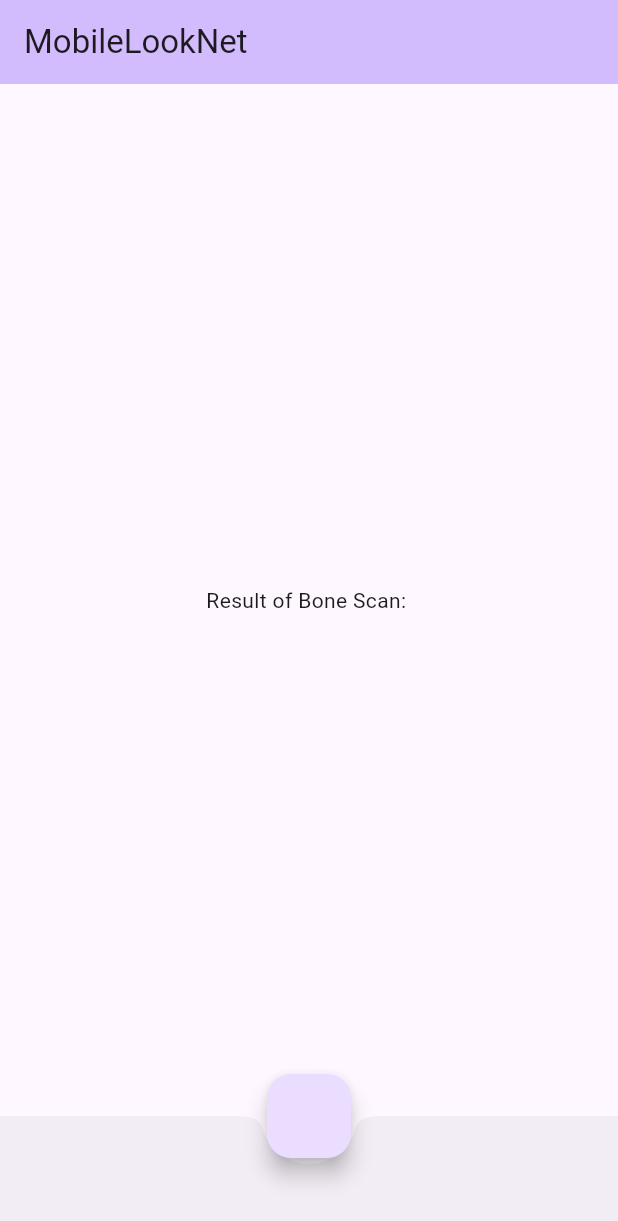
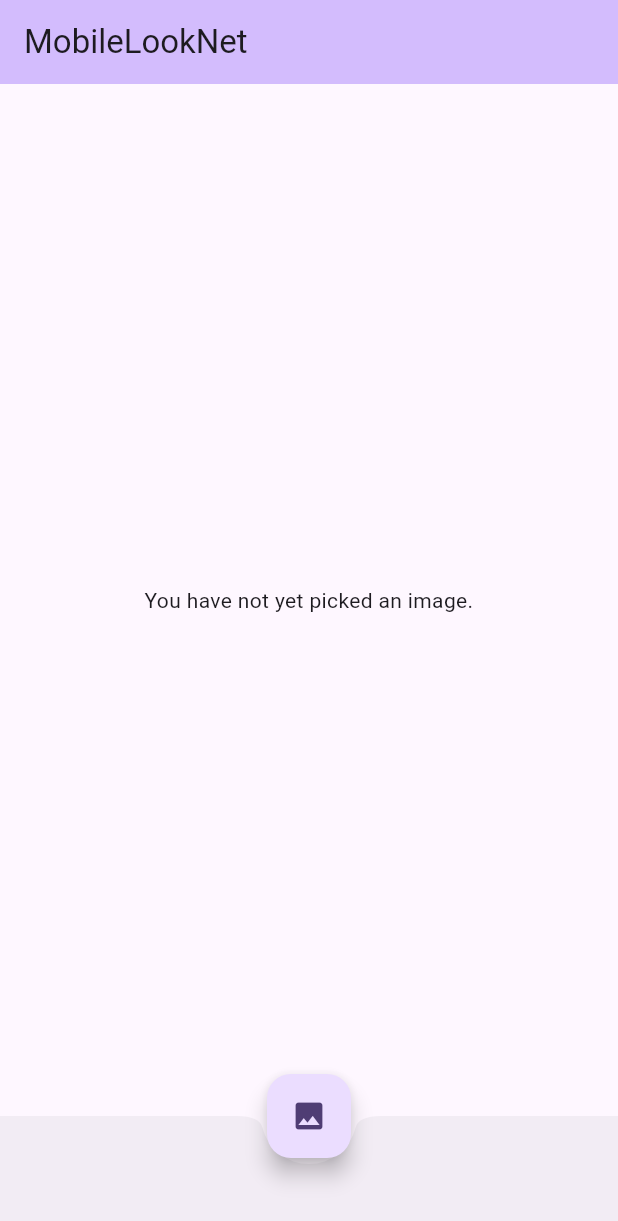
Before and after one commit to IrishMorales/bone-metastasis-app, a Flutter app: the screen it shows after launch, on a phone screen of 412 x 824 dp. Shown: the top 1221 px of the screen. Run offline on Flutter 3.47's test engine with Material 3 defaults, Android fonts, the phone set to English and light mode, and no system bars; our stand-ins replace image_picker.

Commit message:
Added image picker
Implemented it kind of, does not connect to any Model.

```diff
--- a/lib/main.dart
+++ b/lib/main.dart
@@ -1,3 +1,7 @@
+import 'dart:async';
+import 'dart:io';
+import 'package:mime/mime.dart';
+import 'package:flutter/foundation.dart';
 import 'package:flutter/material.dart';
 import 'package:image_picker/image_picker.dart';
 
@@ -33,45 +37,101 @@ class MyHomePage extends StatefulWidget {
 }
 
 class _MyHomePageState extends State<MyHomePage> {
+  List<XFile>? _mediaFileList;
   int _counter = 0;
+
+  void _setImageFileListFromFile(XFile? value){
+    _mediaFileList = value == null ? null : <XFile>[value];
+  }
 
   void _incrementCounter() {
     setState(() {
-      // This call to setState tells the Flutter framework that something has
-      // changed in this State, which causes it to rerun the build method below
-      // so that the display can reflect the updated values. If we changed
-      // _counter without calling setState(), then the build method would not be
-      // called again, and so nothing would appear to happen.
       _counter++;
     });
   }
 
+  dynamic _pickImageError;
+  String? _retrieveDataError;
+
+  final ImagePicker _picker = ImagePicker();
+
+  Future<void> _onImageButtonPressed(
+      ImageSource source, {
+        required BuildContext context,
+        bool isMultiImage = false,
+        bool isMedia = false,
+  }) async {
+    try {
+      final XFile? pickedFile = await _picker.pickImage(source: source);
+      setState(() {
+        _setImageFileListFromFile(pickedFile);
+      });
+    } catch (e) {
+      setState(() {
+        _pickImageError = e;
+      });
+    }
+  }
+
+
   @override
   Widget build(BuildContext context) {
-    // This method is rerun every time setState is called, for instance as done
-    // by the _incrementCounter method above.
-    //
-    // The Flutter framework has been optimized to make rerunning build methods
-    // fast, so that you can just rebuild anything that needs updating rather
-    // than having to individually change instances of widgets.
     return Scaffold(
       appBar: AppBar(
-        // TRY THIS: Try changing the color here to a specific color (to
-        // Colors.amber, perhaps?) and trigger a hot reload to see the AppBar
-        // change color while the other colors stay the same.
+
         backgroundColor: Theme.of(context).colorScheme.inversePrimary,
-        // Here we take the value from the MyHomePage object that was created by
-        // the App.build method, and use it to set our appbar title.
+
         title: Text(widget.title),
       ),
       body: Center(
-        child: Text('Result of Bone Scan: '),
+        child: _mediaFileList != null
+            ? Semantics(
+          label: 'image_picker_example_picked_images',
+          child: ListView.builder(
+            key: UniqueKey(),
+            itemBuilder: (BuildContext context, int index) {
+              final String? mime =
+              lookupMimeType(_mediaFileList![index].path);
+
+              return Semantics(
+                label: 'image_picker_example_picked_image',
+                child: mime == null || mime.startsWith('image/')
+                    ? Image.file(
+                  File(_mediaFileList![index].path),
+                  errorBuilder: (BuildContext context,
+                      Object error, StackTrace? stackTrace) {
+                    return const Center(
+                        child: Text(
+                            'This image type is not supported'));
+                  },
+                )
+                    : Container(), // For non-image files
+              );
+            },
+            itemCount: _mediaFileList!.length,
+          ),
+        )
+            : _pickImageError != null
+            ? Text(
+          'Pick image error: $_pickImageError',
+          textAlign: TextAlign.center,
+        )
+            : const Text(
+          'You have not yet picked an image.',
+          textAlign: TextAlign.center,
+        ),
       ),
-      bottomNavigationBar: BottomAppBar(
+    bottomNavigationBar: BottomAppBar(
         shape: const CircularNotchedRectangle(),
         child: Container(height: 50.0),
       ),
-      floatingActionButton: FloatingActionButton(onPressed: _incrementCounter),
+      floatingActionButton: FloatingActionButton(
+        onPressed: () {
+          _onImageButtonPressed(ImageSource.gallery, context: context);
+        },
+        tooltip: 'Pick Image from gallery',
+        child: const Icon(Icons.photo),
+      ),
       floatingActionButtonLocation: FloatingActionButtonLocation.centerDocked,
 
     );
```
Also changed, not shown: 5 other files.
